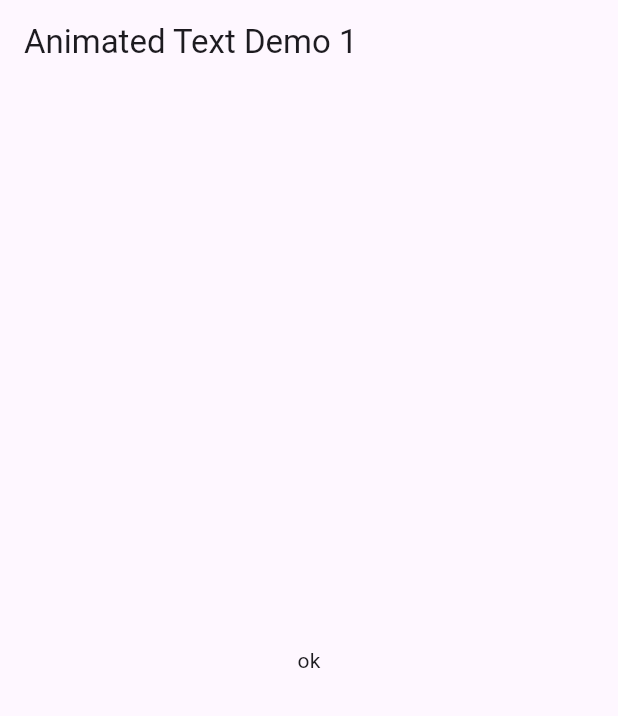
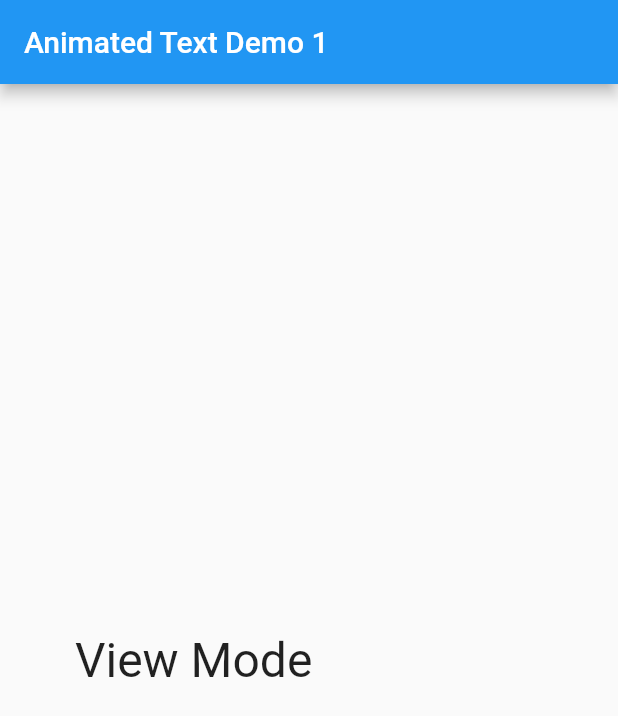
Before and after one commit to redfrogred/text_kit, a Flutter app: the screen it shows after launch, on a phone screen of 412 x 824 dp. Shown: the top 716 px of the screen. Run offline on Flutter 3.47's test engine with Material 3 defaults, Android fonts, the phone set to English and light mode, and no system bars; our stand-ins replace animated_text_kit.

Commit message:
half done

```diff
--- a/lib/main.dart
+++ b/lib/main.dart
@@ -1,3 +1,4 @@
+import 'package:animated_text_kit/animated_text_kit.dart';
 import 'package:flutter/material.dart';
 
 void main() => runApp(MyApp());
@@ -6,6 +7,12 @@ class MyApp extends StatelessWidget {
   @override
   Widget build(BuildContext context) {
     return MaterialApp(
+      theme: ThemeData(
+        useMaterial3: false,
+        textTheme: TextTheme(
+          bodyMedium: TextStyle( fontSize: 32),
+        ),
+      ),
       home: MyHomePage(),
     );
   }
@@ -35,7 +42,17 @@ class _MyHomePageState extends State<MyHomePage> {
       appBar: AppBar(
         title: Text("Animated Text Demo 1"),
       ),
-        body: Center(child: Text('ok'),
+        body: Center(
+          child: Padding(
+            padding: const EdgeInsets.fromLTRB(50,0,0,0),
+            child: Row(
+              mainAxisAlignment: MainAxisAlignment.start,
+              children: [
+                Text('View'),
+                Text(' Mode')
+              ],
+            ),
+          ),
       ),
     );
   }
--- a/pubspec.yaml
+++ b/pubspec.yaml
@@ -34,6 +34,7 @@ dependencies:
   # The following adds the Cupertino Icons font to your application.
   # Use with the CupertinoIcons class for iOS style icons.
   cupertino_icons: ^1.0.8
+  animated_text_kit: ^4.2.3
 
 dev_dependencies:
   flutter_test:
```
